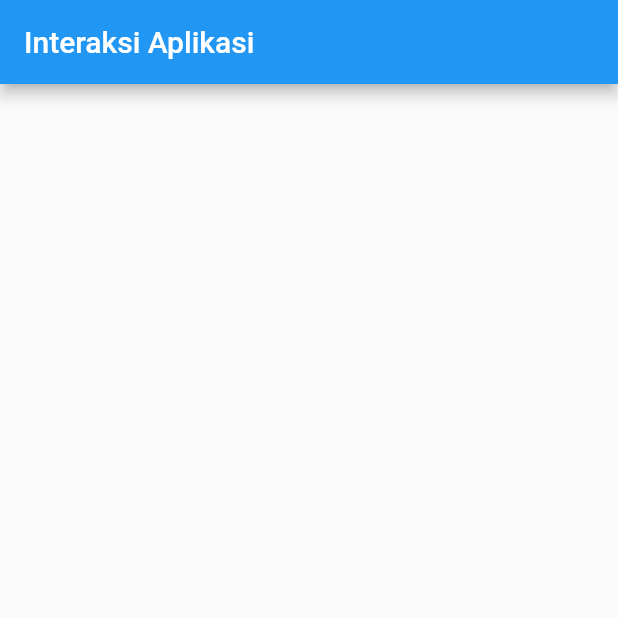
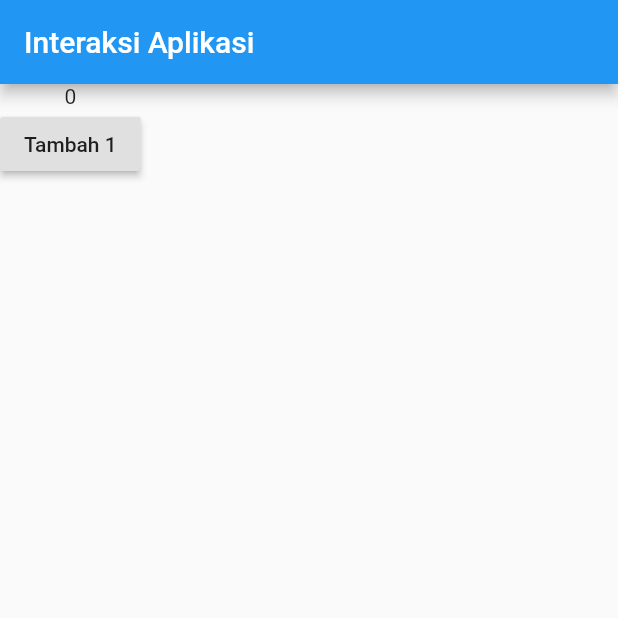
Before and after one commit to omrobbie/flutter-gdg-jakarta-meetup, a Flutter app: the screen it shows after launch, on a phone screen of 412 x 824 dp, the top half of it. Run offline on Flutter 3.47's test engine with Material 2 defaults, Android fonts, the phone set to English and light mode, and no system bars.

Commit message:
interaksi tombol sederhana

```diff
--- a/interactivity/lib/main.dart
+++ b/interactivity/lib/main.dart
@@ -12,6 +12,8 @@ class ScoreApp extends StatefulWidget {
 }
 
 class _ScoreAppState extends State<ScoreApp> {
+  int counter = 0;
+
   @override
   Widget build(BuildContext context) {
     return Scaffold(
@@ -20,7 +22,17 @@ class _ScoreAppState extends State<ScoreApp> {
       ),
       body: Container(
         child: Column(
-          children: <Widget>[],
+          children: <Widget>[
+            Text("$counter"),
+            RaisedButton(
+              onPressed: () {
+                setState(() {
+                  counter++;
+                });
+              },
+              child: Text("Tambah 1"),
+            ),
+          ],
         ),
       ),
     );
```
